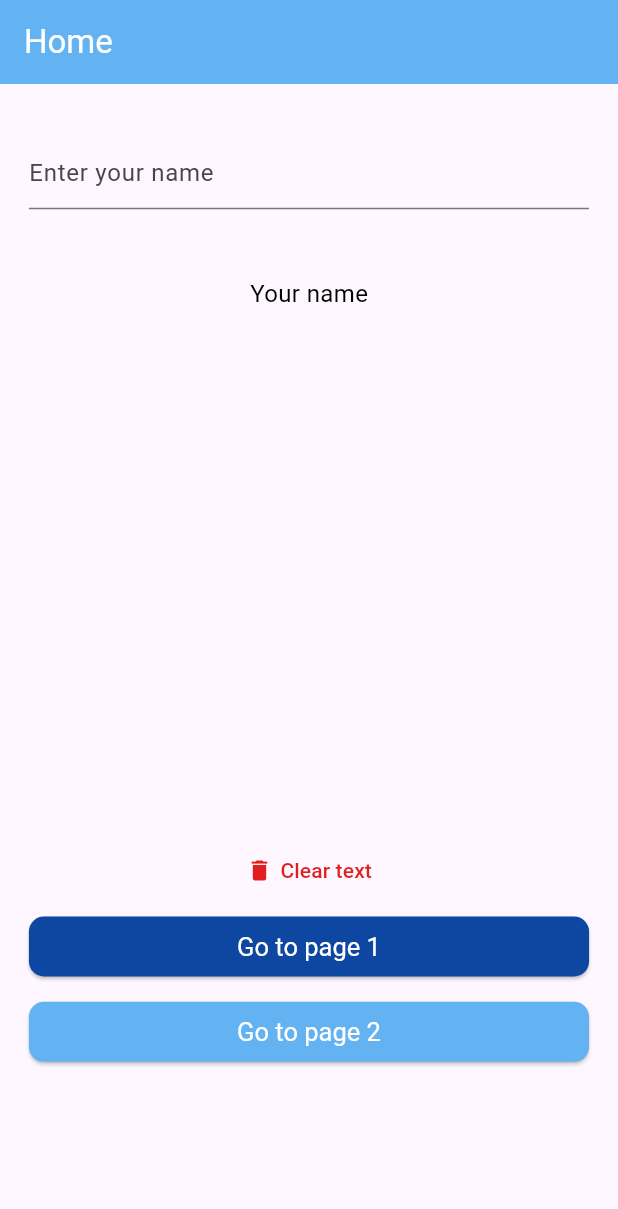
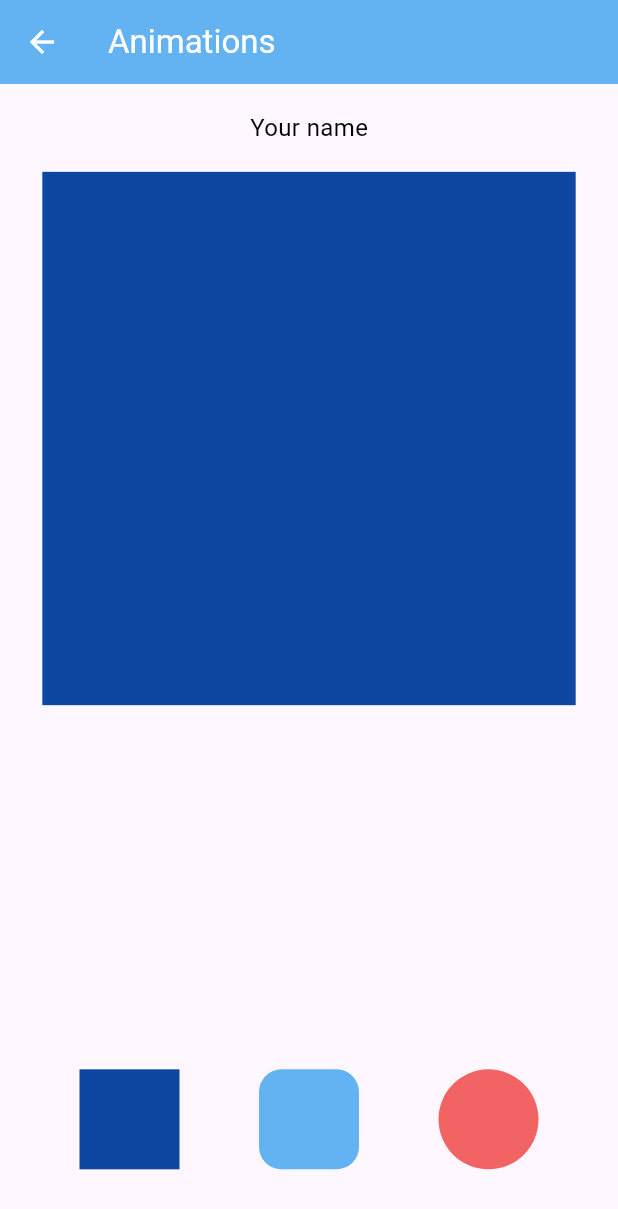
Before and after one commit to ahmadtaleb99/ossos_test, a Flutter app: the screen it shows after launch, after a tap on "Go to page 1", on a phone screen of 412 x 824 dp. Shown: the top 1209 px of the screen. Run offline on Flutter 3.47's test engine with Material 3 defaults, Android fonts, the phone set to English and light mode, and no system bars; our stand-ins replace bloc, equatable, flutter_bloc, flutter_screenutil.

Commit message:
implemented animations page

```diff
--- /dev/null
+++ b/devtools_options.yaml
@@ -0,0 +1 @@
+extensions:
--- a/lib/app/bloc/app_bloc.dart
+++ b/lib/app/bloc/app_bloc.dart
@@ -23,6 +23,6 @@ class AppBloc extends Bloc<AppEvent, AppState> {
 
 
   Future<void> _onNameCleared(NameCleared event, Emitter<AppState> emit) async {
-      emit(AppState(null));
+      emit(const AppState(null));
   }
 }
--- /dev/null
+++ b/lib/presentation/animations/animations_page.dart
@@ -0,0 +1,160 @@
+import 'package:flutter/material.dart';
+import 'package:flutter_bloc/flutter_bloc.dart';
+import 'package:flutter_screenutil/flutter_screenutil.dart';
+import 'package:ossos_test/app/bloc/app_bloc.dart';
+import 'package:ossos_test/presentation/resources/color_manager.dart';
+import 'package:ossos_test/presentation/resources/strings_manager.dart';
+
+//The page is implemented using an enum for shapes,
+// a better approach for scalability would be using the State Design Pattern
+
+
+
+class AnimationsPage extends StatefulWidget {
+  @override
+  _AnimationsPageState createState() => _AnimationsPageState();
+}
+
+enum Shape {
+  SQAURE,
+  RECTANGLE,
+  CIRCLE,
+}
+
+class _AnimationsPageState extends State<AnimationsPage> {
+  Shape selectedShape = Shape.SQAURE; // Initial shape
+
+  @override
+  Widget build(BuildContext context) {
+    return Scaffold(
+      appBar: AppBar(
+        title: Text(AppStrings.animations),
+      ),
+      body: Column(
+        children: [
+          Padding(
+            padding: EdgeInsets.symmetric(vertical: 20.h),
+            child: BlocBuilder<AppBloc, AppState>(
+              builder: (context, state) {
+                return Text(state.name ?? AppStrings.yourName);
+              },
+            ),
+          ),
+          AnimatedContainer(
+            duration: Duration(milliseconds: 300),
+            height: 400.h,
+            width: 400.h,
+            decoration: ShapeDecoration(
+                color: _getColorForShape(selectedShape),
+                shape: _getShapeBorder(selectedShape)),
+          ),
+          Spacer(),
+          Padding(
+            padding: EdgeInsets.symmetric(vertical: 50.h),
+            child: Row(
+              mainAxisAlignment: MainAxisAlignment.spaceEvenly,
+              children: [
+                _buildShapeButton(Shape.SQAURE),
+                _buildShapeButton(Shape.RECTANGLE),
+                _buildShapeButton(Shape.CIRCLE),
+              ],
+            ),
+          ),
+        ],
+      ),
+    );
+  }
+
+  Color? _getColorForShape(Shape shape) {
+    switch (shape) {
+      case Shape.SQAURE:
+        return ColorManager.primary;
+      case Shape.RECTANGLE:
+        return ColorManager.lightPrimary;
+
+      case Shape.CIRCLE:
+        return ColorManager.circleColor;
+
+      default:
+        return ColorManager.primary;
+    }
+  }
+
+  ShapeBorder _getShapeBorder(Shape shape) {
+    switch (shape) {
+      case Shape.SQAURE:
+        return const  RoundedRectangleBorder();
+      case Shape.RECTANGLE:
+        return RoundedRectangleBorder(borderRadius: BorderRadius.circular(30));
+      case Shape.CIRCLE:
+        return const CircleBorder();
+    }
+  }
+
+  Widget _buildShapeButton(Shape shape) {
+    return InkWell(
+      onTap: () {
+        setState(() {
+          selectedShape = shape;
+        });
+      },
+      child: _buildShape(shape),
+    );
+  }
+
+  Widget _buildShape(Shape shape) {
+    switch (shape) {
+      case Shape.SQAURE:
+        return _Square();
+      case Shape.RECTANGLE:
+        return _Rectangle();
+      case Shape.CIRCLE:
+        return _Circle();
+      default:
+        return Container();
+    }
+  }
+}
+
+class _Square extends StatelessWidget {
+  @override
+  Widget build(BuildContext context) {
+    return Container(
+      width: 75.h,
+      height: 75.h,
+      decoration: BoxDecoration(
+        shape: BoxShape.rectangle,
+        color: ColorManager.primary,
+      ),
+    );
+  }
+}
+
+class _Rectangle extends StatelessWidget {
+  @override
+  Widget build(BuildContext context) {
+    return Container(
+      width: 75.h,
+      height: 75.h,
+      decoration: BoxDecoration(
+        shape: BoxShape.rectangle,
+        borderRadius: BorderRadius.circular(15),
+        color: ColorManager.lightPrimary,
+      ),
+    );
+  }
+}
+
+class _Circle extends StatelessWidget {
+  @override
+  Widget build(BuildContext context) {
+    return Container(
+      width: 75.h,
+      height: 75.h,
+      decoration: BoxDecoration(
+        shape: BoxShape.circle,
+        color: ColorManager.circleColor,
+      ),
+    );
+  }
+}
--- a/lib/presentation/home/home_screen.dart
+++ b/lib/presentation/home/home_screen.dart
@@ -5,6 +5,7 @@ import 'package:ossos_test/app/bloc/app_bloc.dart';
 import 'package:ossos_test/presentation/home/view/widgets/clear_button.dart';
 import 'package:ossos_test/presentation/home/view/widgets/custom_button.dart';
 import 'package:ossos_test/presentation/resources/color_manager.dart';
+import 'package:ossos_test/presentation/resources/routes_manager.dart';
 import 'package:ossos_test/presentation/resources/strings_manager.dart';
 
 class HomeScreen extends StatefulWidget {
@@ -38,7 +39,7 @@ class _HomeScreenState extends State<HomeScreen> {
                     bloc.add(NameChanged(name));
                   },
                   decoration:
-                  InputDecoration(hintText: AppStrings.nameHint),
+                  const InputDecoration(hintText: AppStrings.nameHint),
                 ),
               ),
               Padding(
@@ -60,8 +61,8 @@ class _HomeScreenState extends State<HomeScreen> {
                 padding: EdgeInsets.symmetric(vertical: 5.h),
                 child: CustomButton(
                   text: AppStrings.page1Button,
-                  onPressed: () {},
-                  color: ColorManager.lightPrimary,
+                  onPressed: () => Navigator.pushNamed(context, Routes.animations),
+                  color: ColorManager.primary,
                 ),
               ),
               Padding(
--- a/lib/presentation/home/view/widgets/custom_button.dart
+++ b/lib/presentation/home/view/widgets/custom_button.dart
@@ -1,5 +1,4 @@
 import 'package:flutter/material.dart';
-import 'package:flutter_screenutil/flutter_screenutil.dart';
 import 'package:ossos_test/presentation/resources/color_manager.dart';
 
 class CustomButton extends StatelessWidget {
@@ -15,7 +14,7 @@ class CustomButton extends StatelessWidget {
       width: double.infinity,
       child: ElevatedButton(onPressed: onPressed, child: Text(text),style: ElevatedButton.styleFrom(
 
-        backgroundColor: color ?? ColorManager.primary,
+        backgroundColor: color ?? ColorManager.lightPrimary,
           foregroundColor: ColorManager.white
       ),),
     );
--- a/lib/presentation/resources/color_manager.dart
+++ b/lib/presentation/resources/color_manager.dart
@@ -1,12 +1,15 @@
 import 'package:flutter/material.dart';
 
 class ColorManager {
-  static Color primary = Color(0xff63b2f2);
+
+  static Color? primary = const Color(0xff0d47a1);
+
+  static Color lightPrimary = const Color(0xff63b2f2);
   static Color black = Colors.black;
   static Color white = Colors.white;
-  static Color red = Color(0xffe11e1e);
+  static Color red = const Color(0xffe11e1e);
+  static Color circleColor = const Color(0xfff26363);
 
-  static Color? lightPrimary = Color(0xff0d47a1); // color with 80% opacity
 
 
 }
--- a/lib/presentation/resources/routes_manager.dart
+++ b/lib/presentation/resources/routes_manager.dart
@@ -1,5 +1,6 @@
 
 import 'package:flutter/material.dart';
+import 'package:ossos_test/presentation/animations/animations_page.dart';
 import 'package:ossos_test/presentation/home/home_screen.dart';
 import 'package:ossos_test/presentation/resources/strings_manager.dart';
 import 'package:ossos_test/presentation/splash/view/splash_screen.dart';
@@ -7,6 +8,7 @@ import 'package:ossos_test/presentation/splash/view/splash_screen.dart';
 class Routes {
   static const String homeRoute = "/home";
   static const String splashRoute = "/splash";
+  static const String animations = "/animations";
 
 }
 
@@ -16,12 +18,12 @@ class RouteGenerator {
 
       case Routes.splashRoute:
         return MaterialPageRoute(builder: (BuildContext context)  => const SplashScreen());
-        break;
 
       case Routes.homeRoute:
         return MaterialPageRoute(builder: (BuildContext context)  => const HomeScreen());
-        break;
 
+      case Routes.animations:
+        return MaterialPageRoute(builder: (BuildContext context)  =>  AnimationsPage());
 
       default:
         return null;
--- a/lib/presentation/resources/theme_manager.dart
+++ b/lib/presentation/resources/theme_manager.dart
@@ -7,10 +7,10 @@ ThemeData getApplicationTheme() {
   return ThemeData(
     //main colors
     primaryColor: ColorManager.primary,
-    hintColor: Color(0xffa5a5a5),
+    hintColor: const Color(0xffa5a5a5),
 
     appBarTheme:
-        AppBarTheme(color: ColorManager.primary, foregroundColor: Colors.white),
+        AppBarTheme(color: ColorManager.lightPrimary, foregroundColor: Colors.white),
 
     // elevated button them
     elevatedButtonTheme: ElevatedButtonThemeData(
```
